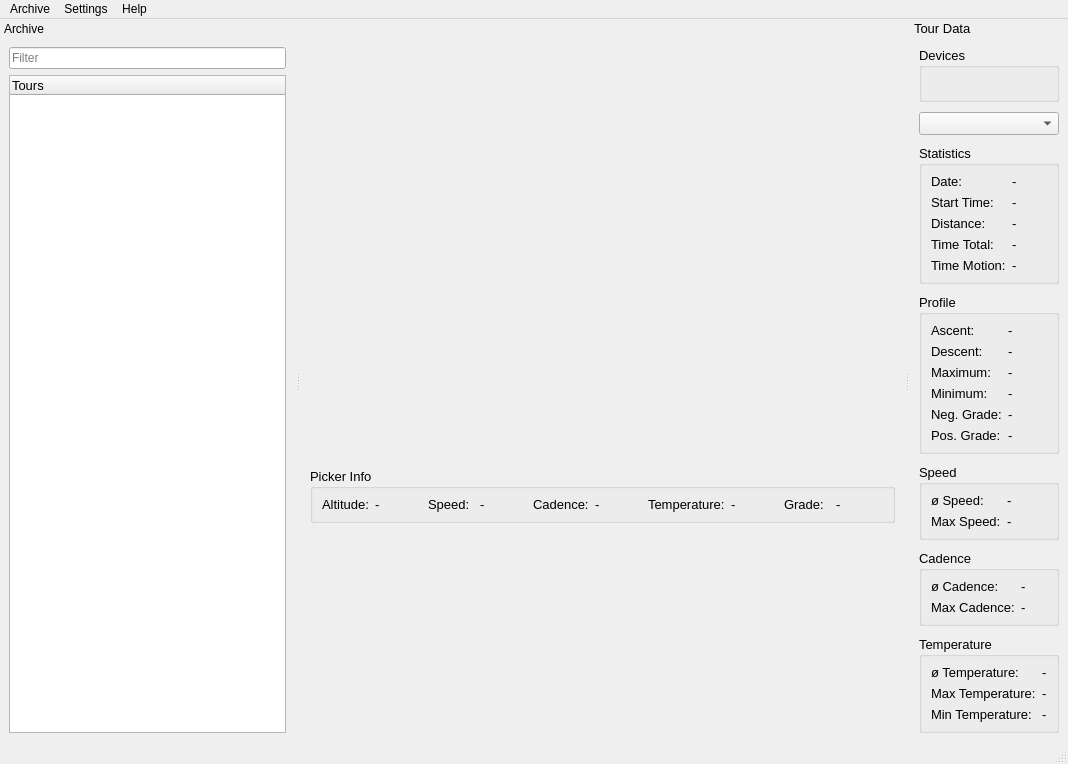
This is MainWindow.ui in masc4ii/WaoStats as Qt 5 draws it before an edit. The edited form follows.
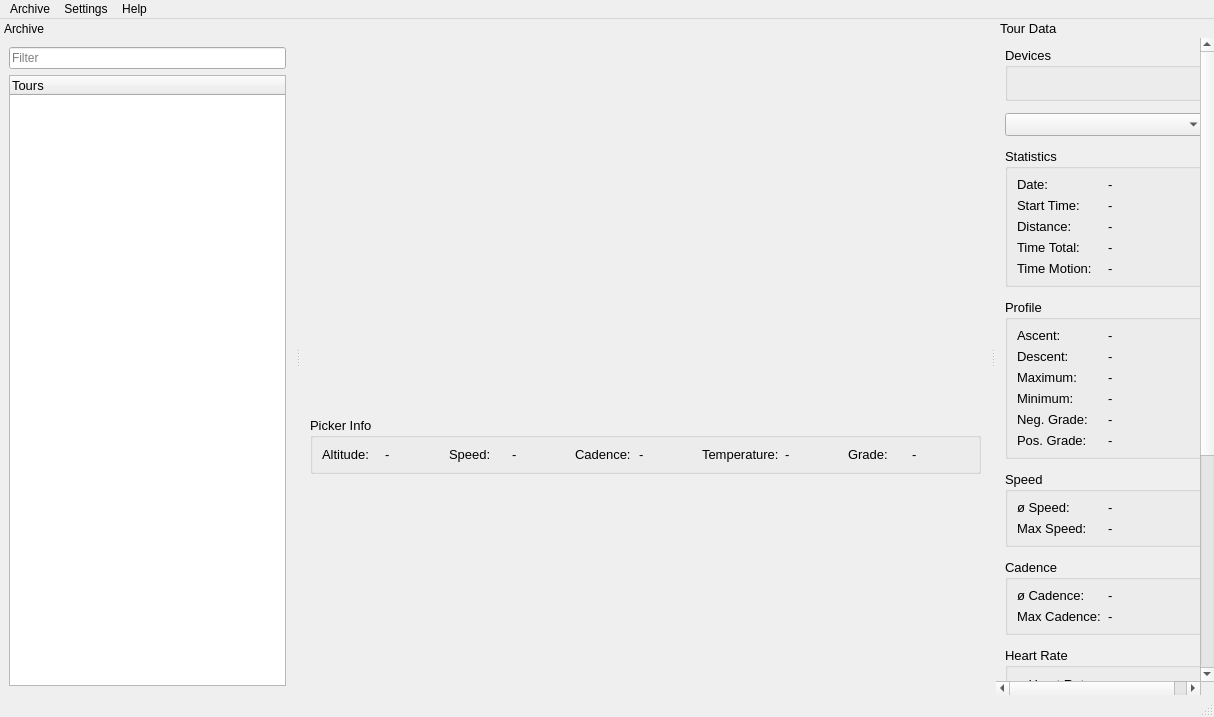
This is the edited form. Icons and pictures are not drawn. Custom widgets are drawn as their Qt base class.

```diff
--- a/MainWindow.ui
+++ b/MainWindow.ui
@@ -6,7 +6,7 @@
    <rect>
     <x>0</x>
     <y>0</y>
-    <width>1068</width>
+    <width>1214</width>
     <height>717</height>
    </rect>
   </property>
@@ -19,30 +19,17 @@
   </property>
   <widget class="QWidget" name="centralwidget">
    <layout class="QGridLayout" name="gridLayout">
-    <property name="horizontalSpacing">
-     <number>-1</number>
-    </property>
     <property name="verticalSpacing">
-     <number>10</number>
+     <number>12</number>
     </property>
-    <item row="1" column="0" colspan="2">
+    <item row="0" column="0">
      <widget class="OsmWidget" name="widgetOsm" native="true">
       <property name="autoFillBackground">
        <bool>false</bool>
       </property>
      </widget>
     </item>
-    <item row="3" column="0" colspan="2">
-     <widget class="QwtPlot" name="qwtPlot">
-      <property name="maximumSize">
-       <size>
-        <width>16777215</width>
-        <height>200</height>
-       </size>
-      </property>
-     </widget>
-    </item>
-    <item row="2" column="0" colspan="2">
+    <item row="1" column="0">
      <widget class="QGroupBox" name="groupBoxPicker">
       <property name="sizePolicy">
        <sizepolicy hsizetype="Preferred" vsizetype="Fixed">
@@ -59,12 +46,6 @@
        <string>Picker Info</string>
       </property>
       <layout class="QHBoxLayout" name="horizontalLayout">
-       <property name="topMargin">
-        <number>8</number>
-       </property>
-       <property name="bottomMargin">
-        <number>8</number>
-       </property>
        <item>
         <widget class="QLabel" name="label_18">
          <property name="sizePolicy">
@@ -189,6 +170,16 @@
       </layout>
      </widget>
     </item>
+    <item row="2" column="0">
+     <widget class="QwtPlot" name="qwtPlot">
+      <property name="maximumSize">
+       <size>
+        <width>16777215</width>
+        <height>200</height>
+       </size>
+      </property>
+     </widget>
+    </item>
    </layout>
   </widget>
   <widget class="QMenuBar" name="menubar">
@@ -196,7 +187,7 @@
     <rect>
      <x>0</x>
      <y>0</y>
-     <width>1068</width>
+     <width>1214</width>
      <height>24</height>
     </rect>
    </property>
@@ -357,124 +348,130 @@
     <number>2</number>
    </attribute>
    <widget class="QWidget" name="dockWidgetContents_2">
-    <layout class="QVBoxLayout" name="verticalLayout">
-     <property name="spacing">
-      <number>10</number>
+    <layout class="QGridLayout" name="gridLayout_9">
+     <property name="leftMargin">
+      <number>0</number>
      </property>
-     <item>
-      <widget class="QGroupBox" name="groupBox_7">
-       <property name="title">
-        <string>Devices</string>
-       </property>
-       <layout class="QGridLayout" name="gridLayout_2">
         <property name="topMargin">
-         <number>8</number>
+      <number>0</number>
+     </property>
+     <property name="rightMargin">
+      <number>0</number>
         </property>
         <property name="bottomMargin">
-         <number>8</number>
+      <number>0</number>
         </property>
         <item row="0" column="0">
-         <widget class="QLabel" name="labelDeviceInfo">
+      <widget class="VScrollArea" name="scrollAreaTourData">
           <property name="sizePolicy">
-           <sizepolicy hsizetype="Preferred" vsizetype="Fixed">
+        <sizepolicy hsizetype="Preferred" vsizetype="Expanding">
             <horstretch>0</horstretch>
             <verstretch>0</verstretch>
            </sizepolicy>
           </property>
-          <property name="text">
-           <string/>
-          </property>
-         </widget>
-        </item>
-       </layout>
-      </widget>
-     </item>
-     <item>
-      <widget class="QComboBox" name="comboBoxSection"/>
-     </item>
-     <item>
-      <widget class="QGroupBox" name="groupBox_2">
-       <property name="sizePolicy">
-        <sizepolicy hsizetype="Preferred" vsizetype="Fixed">
-         <horstretch>0</horstretch>
-         <verstretch>0</verstretch>
-        </sizepolicy>
+       <property name="frameShape">
+        <enum>QFrame::NoFrame</enum>
+       </property>
+       <property name="widgetResizable">
+        <bool>true</bool>
        </property>
+       <widget class="QWidget" name="scrollAreaWidgetContents">
+        <property name="geometry">
+         <rect>
+          <x>0</x>
+          <y>-193</y>
+          <width>218</width>
+          <height>874</height>
+         </rect>
+        </property>
+        <layout class="QGridLayout" name="gridLayout_10">
+         <property name="verticalSpacing">
+          <number>12</number>
+         </property>
+         <item row="12" column="1">
+          <spacer name="verticalSpacer">
+           <property name="orientation">
+            <enum>Qt::Vertical</enum>
+           </property>
+           <property name="sizeHint" stdset="0">
+            <size>
+             <width>20</width>
+             <height>1</height>
+            </size>
+           </property>
+          </spacer>
+         </item>
+         <item row="10" column="1">
+          <widget class="QGroupBox" name="groupBoxPower">
        <property name="title">
-        <string>Statistics</string>
-       </property>
-       <layout class="QGridLayout" name="gridLayout_4">
-        <property name="topMargin">
-         <number>8</number>
-        </property>
-        <property name="bottomMargin">
-         <number>8</number>
-        </property>
-        <item row="5" column="0">
-         <widget class="QLabel" name="label_5">
-          <property name="text">
-           <string>Time Motion:</string>
-          </property>
-         </widget>
-        </item>
-        <item row="1" column="1">
-         <widget class="QLabel" name="labelDate">
-          <property name="text">
-           <string>-</string>
-          </property>
-         </widget>
-        </item>
-        <item row="3" column="1">
-         <widget class="QLabel" name="labelDistance">
-          <property name="text">
-           <string>-</string>
-          </property>
-         </widget>
-        </item>
-        <item row="3" column="0">
-         <widget class="QLabel" name="label_4">
-          <property name="text">
-           <string>Distance:</string>
-          </property>
-         </widget>
-        </item>
+            <string>Power</string>
+           </property>
+           <layout class="QGridLayout" name="gridLayout_12">
         <item row="2" column="0">
-         <widget class="QLabel" name="label_17">
+             <widget class="QLabel" name="label_31">
           <property name="text">
-           <string>Start Time:</string>
-          </property>
-         </widget>
-        </item>
-        <item row="4" column="1">
-         <widget class="QLabel" name="labelTimeTotal">
-          <property name="text">
-           <string>-</string>
-          </property>
-         </widget>
-        </item>
-        <item row="2" column="1">
-         <widget class="QLabel" name="labelStartTime">
-          <property name="text">
-           <string>-</string>
+               <string>Normalized Power:</string>
           </property>
          </widget>
         </item>
         <item row="1" column="0">
-         <widget class="QLabel" name="label_2">
+             <widget class="QLabel" name="label_28">
           <property name="text">
-           <string>Date:</string>
+               <string>Max Power:</string>
           </property>
          </widget>
         </item>
         <item row="4" column="0">
-         <widget class="QLabel" name="label_3">
+             <widget class="QLabel" name="label_29">
           <property name="text">
-           <string>Time Total:</string>
+               <string>L/R Balance:</string>
+              </property>
+             </widget>
+            </item>
+            <item row="0" column="0">
+             <widget class="QLabel" name="label_27">
+              <property name="text">
+               <string>ø Power:</string>
+              </property>
+             </widget>
+            </item>
+            <item row="0" column="1">
+             <widget class="QLabel" name="labelPowerAverage">
+              <property name="text">
+               <string>-</string>
+              </property>
+             </widget>
+            </item>
+            <item row="4" column="1">
+             <widget class="QLabel" name="labelLRBalance">
+              <property name="text">
+               <string>-</string>
+              </property>
+             </widget>
+            </item>
+            <item row="1" column="1">
+             <widget class="QLabel" name="labelPowerMax">
+              <property name="text">
+               <string>-</string>
+              </property>
+             </widget>
+            </item>
+            <item row="2" column="1">
+             <widget class="QLabel" name="labelPowerNormalized">
+              <property name="text">
+               <string>-</string>
+              </property>
+             </widget>
+            </item>
+            <item row="5" column="0">
+             <widget class="QLabel" name="label_30">
+              <property name="text">
+               <string>Calories:</string>
           </property>
          </widget>
         </item>
         <item row="5" column="1">
-         <widget class="QLabel" name="labelTimeMotion">
+             <widget class="QLabel" name="labelCalories">
           <property name="text">
            <string>-</string>
           </property>
@@ -483,8 +480,8 @@
        </layout>
       </widget>
      </item>
-     <item>
-      <widget class="QGroupBox" name="groupBox_3">
+         <item row="4" column="1">
+          <widget class="QGroupBox" name="groupBoxProfile">
        <property name="sizePolicy">
         <sizepolicy hsizetype="Preferred" vsizetype="Fixed">
          <horstretch>0</horstretch>
@@ -588,7 +585,58 @@
        </layout>
       </widget>
      </item>
-     <item>
+         <item row="8" column="1">
+          <widget class="QGroupBox" name="groupBoxHeartRate">
+           <property name="title">
+            <string>Heart Rate</string>
+           </property>
+           <layout class="QGridLayout" name="gridLayout_11">
+            <item row="0" column="1">
+             <widget class="QLabel" name="labelHeartRateAverage">
+              <property name="text">
+               <string>-</string>
+              </property>
+             </widget>
+            </item>
+            <item row="2" column="1">
+             <widget class="QLabel" name="labelHeartRateMin">
+              <property name="text">
+               <string>-</string>
+              </property>
+             </widget>
+            </item>
+            <item row="2" column="0">
+             <widget class="QLabel" name="label_26">
+              <property name="text">
+               <string>Min Heart Rate:</string>
+              </property>
+             </widget>
+            </item>
+            <item row="1" column="1">
+             <widget class="QLabel" name="labelHeartRateMax">
+              <property name="text">
+               <string>-</string>
+              </property>
+             </widget>
+            </item>
+            <item row="0" column="0">
+             <widget class="QLabel" name="label_24">
+              <property name="text">
+               <string>ø Heart Rate:</string>
+              </property>
+             </widget>
+            </item>
+            <item row="1" column="0">
+             <widget class="QLabel" name="label_25">
+              <property name="text">
+               <string>Max Heart Rate:</string>
+              </property>
+             </widget>
+            </item>
+           </layout>
+          </widget>
+         </item>
+         <item row="5" column="1">
       <widget class="QGroupBox" name="groupBox_4">
        <property name="sizePolicy">
         <sizepolicy hsizetype="Preferred" vsizetype="Fixed">
@@ -637,7 +685,136 @@
        </layout>
       </widget>
      </item>
-     <item>
+         <item row="0" column="1">
+          <widget class="QGroupBox" name="groupBox_7">
+           <property name="title">
+            <string>Devices</string>
+           </property>
+           <layout class="QGridLayout" name="gridLayout_2">
+            <property name="topMargin">
+             <number>8</number>
+            </property>
+            <property name="bottomMargin">
+             <number>8</number>
+            </property>
+            <item row="0" column="0">
+             <widget class="QLabel" name="labelDeviceInfo">
+              <property name="sizePolicy">
+               <sizepolicy hsizetype="Preferred" vsizetype="Fixed">
+                <horstretch>0</horstretch>
+                <verstretch>0</verstretch>
+               </sizepolicy>
+              </property>
+              <property name="text">
+               <string/>
+              </property>
+             </widget>
+            </item>
+           </layout>
+          </widget>
+         </item>
+         <item row="1" column="1">
+          <widget class="QComboBox" name="comboBoxSection">
+           <property name="minimumSize">
+            <size>
+             <width>200</width>
+             <height>0</height>
+            </size>
+           </property>
+          </widget>
+         </item>
+         <item row="3" column="1">
+          <widget class="QGroupBox" name="groupBox_2">
+           <property name="sizePolicy">
+            <sizepolicy hsizetype="Preferred" vsizetype="Fixed">
+             <horstretch>0</horstretch>
+             <verstretch>0</verstretch>
+            </sizepolicy>
+           </property>
+           <property name="title">
+            <string>Statistics</string>
+           </property>
+           <layout class="QGridLayout" name="gridLayout_4">
+            <property name="topMargin">
+             <number>8</number>
+            </property>
+            <property name="bottomMargin">
+             <number>8</number>
+            </property>
+            <item row="5" column="0">
+             <widget class="QLabel" name="label_5">
+              <property name="text">
+               <string>Time Motion:</string>
+              </property>
+             </widget>
+            </item>
+            <item row="1" column="1">
+             <widget class="QLabel" name="labelDate">
+              <property name="text">
+               <string>-</string>
+              </property>
+             </widget>
+            </item>
+            <item row="3" column="1">
+             <widget class="QLabel" name="labelDistance">
+              <property name="text">
+               <string>-</string>
+              </property>
+             </widget>
+            </item>
+            <item row="3" column="0">
+             <widget class="QLabel" name="label_4">
+              <property name="text">
+               <string>Distance:</string>
+              </property>
+             </widget>
+            </item>
+            <item row="2" column="0">
+             <widget class="QLabel" name="label_17">
+              <property name="text">
+               <string>Start Time:</string>
+              </property>
+             </widget>
+            </item>
+            <item row="4" column="1">
+             <widget class="QLabel" name="labelTimeTotal">
+              <property name="text">
+               <string>-</string>
+              </property>
+             </widget>
+            </item>
+            <item row="2" column="1">
+             <widget class="QLabel" name="labelStartTime">
+              <property name="text">
+               <string>-</string>
+              </property>
+             </widget>
+            </item>
+            <item row="1" column="0">
+             <widget class="QLabel" name="label_2">
+              <property name="text">
+               <string>Date:</string>
+              </property>
+             </widget>
+            </item>
+            <item row="4" column="0">
+             <widget class="QLabel" name="label_3">
+              <property name="text">
+               <string>Time Total:</string>
+              </property>
+             </widget>
+            </item>
+            <item row="5" column="1">
+             <widget class="QLabel" name="labelTimeMotion">
+              <property name="text">
+               <string>-</string>
+              </property>
+             </widget>
+            </item>
+           </layout>
+          </widget>
+         </item>
+         <item row="6" column="1">
       <widget class="QGroupBox" name="groupBoxCadence">
        <property name="sizePolicy">
         <sizepolicy hsizetype="Preferred" vsizetype="Fixed">
@@ -686,7 +863,7 @@
        </layout>
       </widget>
      </item>
-     <item>
+         <item row="11" column="1">
       <widget class="QGroupBox" name="groupBox_6">
        <property name="sizePolicy">
         <sizepolicy hsizetype="Preferred" vsizetype="Fixed">
@@ -749,18 +926,9 @@
        </layout>
       </widget>
      </item>
-     <item>
-      <spacer name="verticalSpacer">
-       <property name="orientation">
-        <enum>Qt::Vertical</enum>
-       </property>
-       <property name="sizeHint" stdset="0">
-        <size>
-         <width>20</width>
-         <height>40</height>
-        </size>
-       </property>
-      </spacer>
+        </layout>
+       </widget>
+      </widget>
      </item>
     </layout>
    </widget>
@@ -950,6 +1118,12 @@
    <extends>QLineEdit</extends>
    <header>LineEditEscDelete.h</header>
   </customwidget>
+  <customwidget>
+   <class>VScrollArea</class>
+   <extends>QScrollArea</extends>
+   <header>VScrollArea.h</header>
+   <container>1</container>
+  </customwidget>
  </customwidgets>
  <resources>
   <include location="Resources.qrc"/>
```
Left out of the diff: 30 changed lines with no effect on the pictures. Lines whose indentation alone changed are shown as unchanged.
